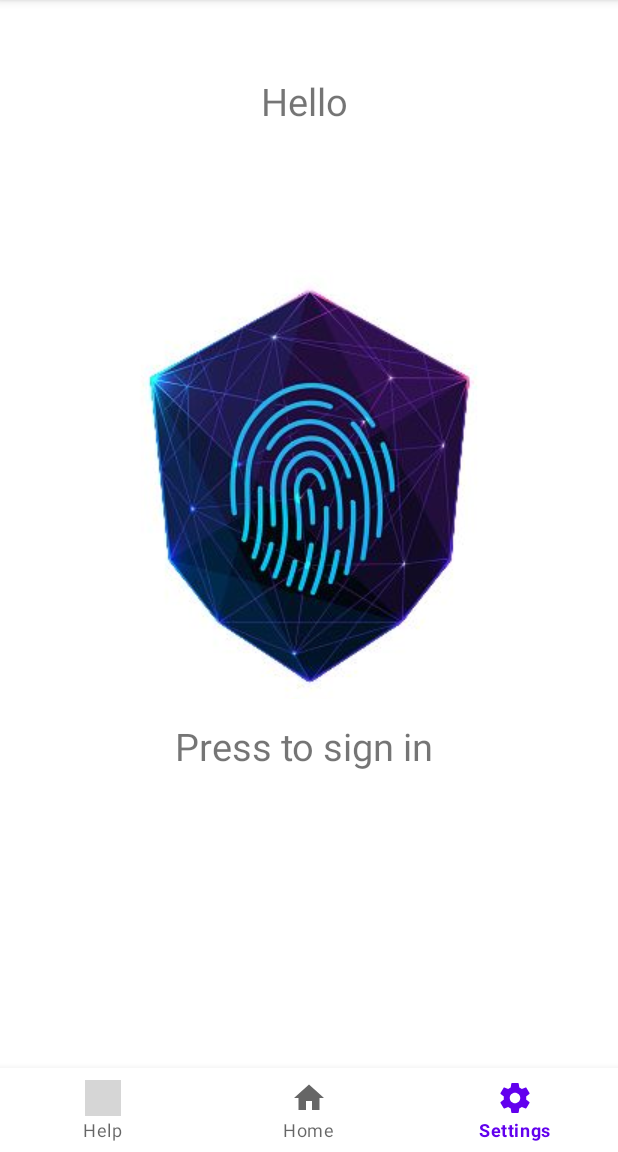
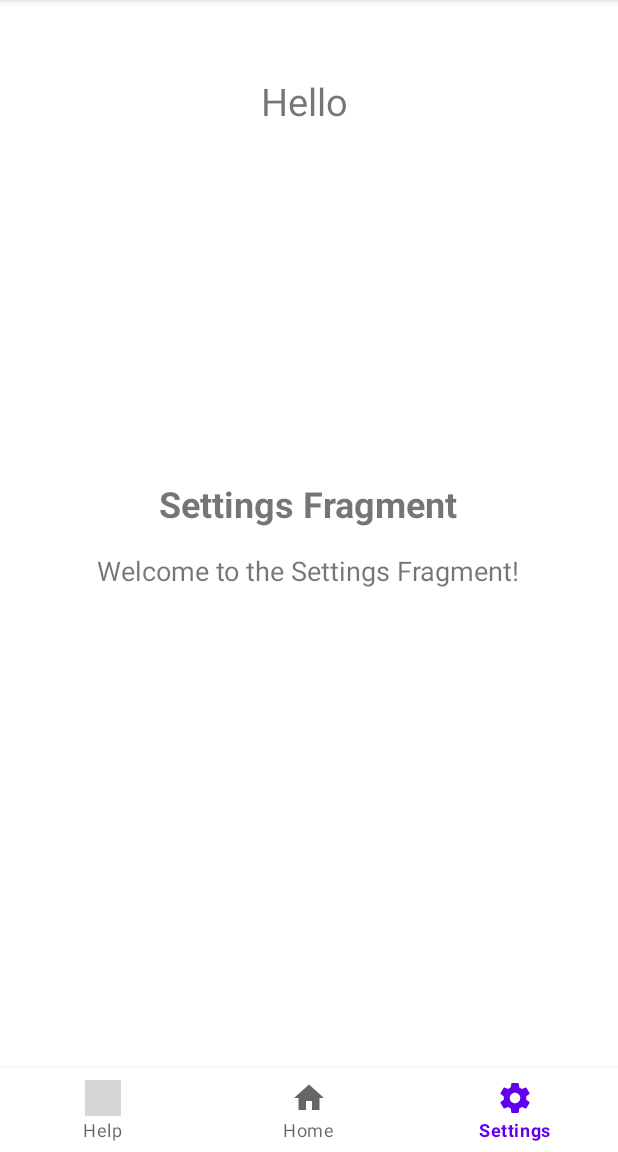
Before and after one commit to AmitGZ/ShiftManager, an Android app: the ShiftActivity screen opened directly, with no data from a screen before it, item 3 of the bottom bar chosen, on a phone screen of 412 x 824 dp, the part 84-1236 px from its top. Run offline under Robolectric (Android 15) with nearby library versions, the phone set to English and light mode, and no system bars; our stand-ins replace Firebase (no records; nobody signed in at launch, a user with empty details on screens opened directly); grey boxes are pictures that could not be loaded.

Commit message:
Working bottom navigation with fragments

```diff
--- /dev/null
+++ b/app/src/main/java/com/android/example/shiftmanagementapp/HelpFragment.java
@@ -0,0 +1,24 @@
+package com.android.example.shiftmanagementapp;
+import android.os.Bundle;
+import android.view.LayoutInflater;
+import android.view.View;
+import android.view.ViewGroup;
+import android.widget.ImageButton;
+
+import androidx.annotation.NonNull;
+import androidx.annotation.Nullable;
+import androidx.fragment.app.Fragment;
+
+public class HelpFragment extends Fragment {
+
+    public HelpFragment() {
+        // Required empty public constructor
+    }
+
+    @Nullable
+    @Override
+    public View onCreateView(@NonNull LayoutInflater inflater, @Nullable ViewGroup container, @Nullable Bundle savedInstanceState) {
+        // Inflate the layout for this fragment
+        return inflater.inflate(R.layout.fragment_help, container, false);
+    }
+}
--- /dev/null
+++ b/app/src/main/java/com/android/example/shiftmanagementapp/HomeFragment.java
@@ -0,0 +1,34 @@
+package com.android.example.shiftmanagementapp;
+import android.os.Bundle;
+import android.view.LayoutInflater;
+import android.view.View;
+import android.view.ViewGroup;
+import android.widget.ImageButton;
+
+import androidx.annotation.NonNull;
+import androidx.annotation.Nullable;
+import androidx.fragment.app.Fragment;
+
+public class HomeFragment extends Fragment {
+
+    public HomeFragment() {
+        // Required empty public constructor
+    }
+
+    @Nullable
+    @Override
+    public View onCreateView(@NonNull LayoutInflater inflater, @Nullable ViewGroup container, @Nullable Bundle savedInstanceState) {
+        // Inflate the layout for this fragment
+        return inflater.inflate(R.layout.fragment_home, container, false);
+
+        //ImageButton myImageButton = findViewById(R.id.imageButton);
+        //myImageButton.setOnClickListener(new View.OnClickListener()
+        //{
+        //    @Override
+        //    public void onClick(View v)
+        //    {
+        //        System.out.println("Click");
+        //    }
+        //});
+    }
+}
--- /dev/null
+++ b/app/src/main/java/com/android/example/shiftmanagementapp/SettingsFragment.java
@@ -0,0 +1,24 @@
+package com.android.example.shiftmanagementapp;
+import android.os.Bundle;
+import android.view.LayoutInflater;
+import android.view.View;
+import android.view.ViewGroup;
+import android.widget.ImageButton;
+
+import androidx.annotation.NonNull;
+import androidx.annotation.Nullable;
+import androidx.fragment.app.Fragment;
+
+public class SettingsFragment extends Fragment {
+
+    public SettingsFragment() {
+        // Required empty public constructor
+    }
+
+    @Nullable
+    @Override
+    public View onCreateView(@NonNull LayoutInflater inflater, @Nullable ViewGroup container, @Nullable Bundle savedInstanceState) {
+        // Inflate the layout for this fragment
+        return inflater.inflate(R.layout.fragment_settings, container, false);
+    }
+}
--- a/app/src/main/java/com/android/example/shiftmanagementapp/ShiftActivity.java
+++ b/app/src/main/java/com/android/example/shiftmanagementapp/ShiftActivity.java
@@ -9,6 +9,7 @@ import android.widget.TextView;
 import android.widget.Toast;
 
 import androidx.appcompat.app.AppCompatActivity;
+import androidx.fragment.app.Fragment;
 
 import com.google.android.material.bottomnavigation.BottomNavigationView;
 import com.google.firebase.auth.FirebaseAuth;
@@ -19,14 +20,20 @@ public class ShiftActivity extends AppCompatActivity
     private FirebaseAuth _firebaseAuth;
     private FirebaseUser _user;
 
+    private HomeFragment _homeFragment;
+    private HelpFragment _helpFragment;
+    private SettingsFragment _settingsFragment;
+
     @Override
     protected void onCreate(Bundle savedInstanceState)
     {
         super.onCreate(savedInstanceState);
         setContentView(R.layout.activity_shift);
 
+        // Home as up button
         getSupportActionBar().setDisplayHomeAsUpEnabled(true);
 
+        // Setting Hello User text
         _firebaseAuth = FirebaseAuth.getInstance();
         _user = _firebaseAuth.getCurrentUser();
         if (_user != null)
@@ -35,33 +42,38 @@ public class ShiftActivity extends AppCompatActivity
             helloText.setText("Hello " + _user.getDisplayName());
         }
 
-        ImageButton myImageButton = findViewById(R.id.imageButton);
-        myImageButton.setOnClickListener(new View.OnClickListener()
-        {
-            @Override
-            public void onClick(View v)
-            {
-                System.out.println("Click");
-            }
-        });
+        // Setting up bottom navigation
+        _homeFragment = new HomeFragment();
+        _helpFragment = new HelpFragment();
+        _settingsFragment = new SettingsFragment();
 
         BottomNavigationView bottomNavigationView = findViewById(R.id.bottom_navigation);
+        bottomNavigationView.setSelectedItemId(R.id.home_item);
+        openFragment(_homeFragment);
+
         bottomNavigationView.setOnNavigationItemSelectedListener(item ->
         {
+            int x = item.getItemId();
             switch (item.getItemId()) {
                 case R.id.home_item:
-                    // Handle click for home item
+                    openFragment(_homeFragment);
                     return true;
-                case R.id.search_item:
-                    // Handle click for search item
+                case R.id.help_item:
+                    openFragment(_helpFragment);
                     return true;
-                case R.id.profile_item:
-                    // Handle click for profile item
+                case R.id.settings_item:
+                    openFragment(_settingsFragment);
                     return true;
                 default:
                     return false;
             }
         });
+    }
+
+    private void openFragment(Fragment fragment) {
+        getSupportFragmentManager().beginTransaction()
+                .replace(R.id.fragmentContainer, fragment)
+                .commit();
     }
 
     @Override
--- a/app/src/main/res/layout/activity_shift.xml
+++ b/app/src/main/res/layout/activity_shift.xml
@@ -15,23 +15,12 @@
         android:text="Hello"
         android:textSize="25sp" />
 
-    <ImageButton
-        android:layout_centerHorizontal="true"
-        android:id="@+id/imageButton"
-        android:layout_width="301dp"
-        android:layout_height="286dp"
-        android:layout_marginTop="180dp"
-        android:src="@drawable/fingerprint2"
-        tools:srcCompat="@drawable/fingerprint2" />
+    <FrameLayout
+        android:id="@+id/fragmentContainer"
+        android:layout_width="match_parent"
+        android:layout_height="match_parent"
+        android:layout_above="@+id/bottom_navigation" />
 
-    <TextView
-        android:id="@+id/hName"
-        android:layout_width="wrap_content"
-        android:layout_height="wrap_content"
-        android:layout_centerHorizontal="true"
-        android:layout_marginTop="480dp"
-        android:text="Press to sign in "
-        android:textSize="25sp" />
 
     <com.google.android.material.bottomnavigation.BottomNavigationView
         android:id="@+id/bottom_navigation"
--- /dev/null
+++ b/app/src/main/res/layout/fragment_settings.xml
@@ -0,0 +1,24 @@
+<!-- fragment_settings.xml -->
+<LinearLayout xmlns:android="http://schemas.android.com/apk/res/android"
+    android:layout_width="match_parent"
+    android:layout_height="match_parent"
+    android:gravity="center"
+    android:orientation="vertical">
+
+    <TextView
+        android:layout_width="wrap_content"
+        android:layout_height="wrap_content"
+        android:text="Settings Fragment"
+        android:textSize="24sp"
+        android:textStyle="bold" />
+
+    <!-- Add your desired views and layout structure for the Home fragment -->
+    <!-- This is just a sample TextView for demonstration purposes -->
+    <TextView
+        android:layout_width="wrap_content"
+        android:layout_height="wrap_content"
+        android:text="Welcome to the Settings Fragment!"
+        android:textSize="18sp"
+        android:layout_marginTop="16dp" />
+
+</LinearLayout>
--- a/app/src/main/res/menu/menu.xml
+++ b/app/src/main/res/menu/menu.xml
@@ -2,19 +2,19 @@
     xmlns:app="http://schemas.android.com/apk/res-auto">
 
     <item
-        android:id="@+id/home_item"
+        android:id="@+id/help_item"
         android:icon="@drawable/ic_help"
         android:title="Help"
         app:showAsAction="ifRoom" />
 
     <item
-        android:id="@+id/search_item"
+        android:id="@+id/home_item"
         android:icon="@drawable/ic_home"
         android:title="Home"
         app:showAsAction="ifRoom" />
 
     <item
-        android:id="@+id/profile_item"
+        android:id="@+id/settings_item"
         android:icon="@drawable/ic_settings"
         android:title="Settings"
         app:showAsAction="ifRoom" />
--- a/app/src/main/res/values/strings.xml
+++ b/app/src/main/res/values/strings.xml
@@ -1,3 +1,5 @@
 <resources>
     <string name="app_name">ShiftManagementApp</string>
+    <!-- TODO: Remove or change this placeholder text -->
+    <string name="hello_blank_fragment">Hello blank fragment</string>
 </resources>
```
Also changed, not shown: app/src/main/res/layout/fragment_help.xml (added, +24 -0 lines), app/src/main/res/layout/fragment_home.xml (added, +27 -0 lines).
